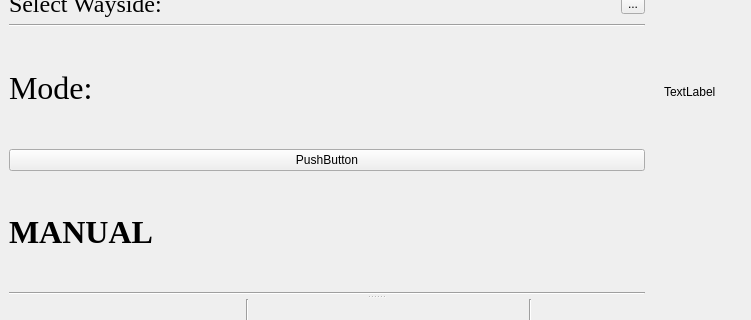
asmithie13/ECE-1140, file Wayside SW/Wayside_UI_Rough.ui: the form before one commit; both pictures show x 0 to 751 and y 191 to 511 of the 751 by 625 pixel window.
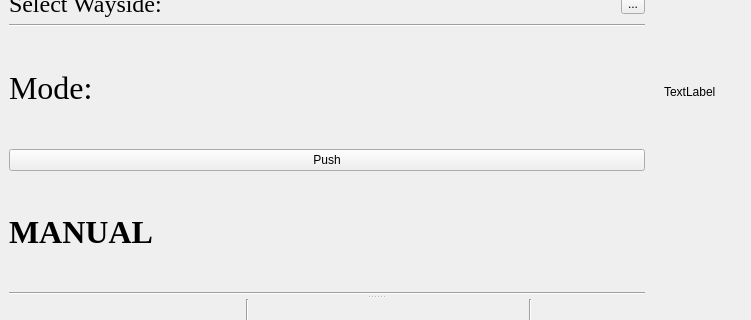
The form after the commit.

Commit message: Removed unnessesary file.

What changed in the file:
```diff
--- a/Wayside SW/Wayside_UI_Rough.ui
+++ b/Wayside SW/Wayside_UI_Rough.ui
@@ -214,7 +214,7 @@
             <item>
              <widget class="QPushButton" name="pushButton_4">
               <property name="text">
-               <string>PushButton</string>
+               <string>Push</string>
               </property>
              </widget>
             </item>
```
The commit also changes 2 other files.
